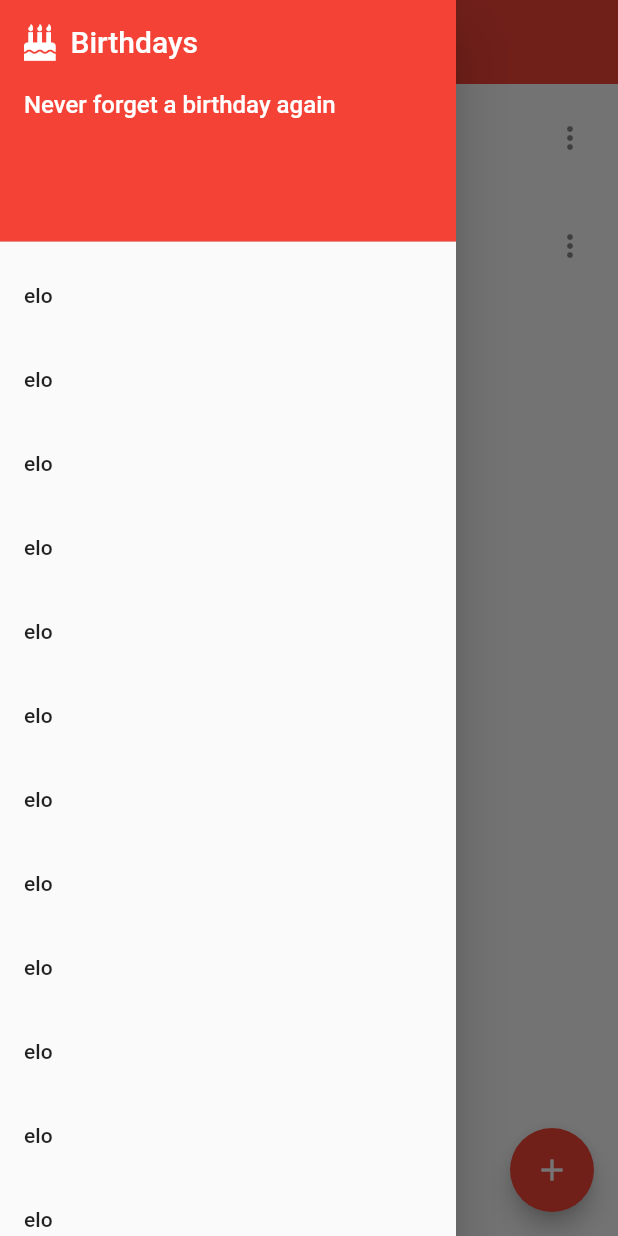
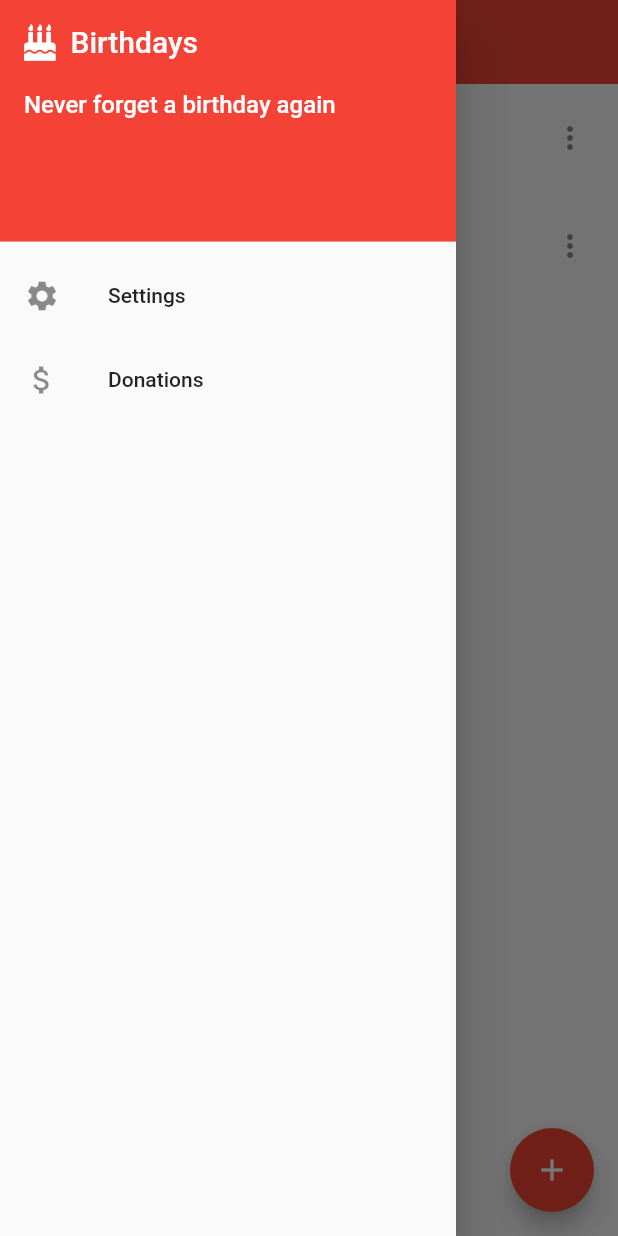
Before and after one commit to rijkdw/birthdays, a Flutter app: the screen it shows after launch, with the side drawer open, on a phone screen of 412 x 824 dp. Run offline on Flutter 3.47's test engine with Material 2 defaults, Android fonts, the phone set to English and light mode, and no system bars; our stand-ins replace font_awesome_flutter.

Commit message:
Expanded drawer

```diff
--- a/lib/components/appDrawer.dart
+++ b/lib/components/appDrawer.dart
@@ -1,15 +1,12 @@
+import 'package:birthdays/components/appDrawerItem.dart';
 import 'package:flutter/material.dart';
 import 'package:font_awesome_flutter/font_awesome_flutter.dart';
 
 class AppDrawer extends StatelessWidget {
   @override
   Widget build(BuildContext context) {
-    return Drawer(
-      child: SingleChildScrollView(
-        child: Column(
-          children: [
-            // the header with some text and an icon
-            DrawerHeader(
+
+    Widget drawerHeader = DrawerHeader(
       decoration: BoxDecoration(
         color: Theme.of(context).primaryColor,
       ),
@@ -49,12 +46,29 @@ class AppDrawer extends StatelessWidget {
           ],
         ),
       ),
-            ),
-            ...List.generate(100, (index) {
-              return ListTile(
-                title: Text("elo"),
     );
-            }),
+
+    Widget settingsItem = AppDrawerItem(
+      iconData: Icons.settings,
+      text: "Settings",
+      onTap: () {},
+    );
+
+    Widget supportItem = AppDrawerItem(
+      iconData: Icons.attach_money,
+      text: "Donations",
+      onTap: () {},
+    );
+
+    return Drawer(
+      child: SingleChildScrollView(
+        child: Column(
+          children: [
+            // the header with some text and an icon
+            drawerHeader,
+            // the menu items
+            settingsItem,
+            supportItem,
           ],
         ),
       ),
--- /dev/null
+++ b/lib/components/appDrawerItem.dart
@@ -0,0 +1,22 @@
+import 'package:flutter/material.dart';
+
+class AppDrawerItem extends StatelessWidget {
+  String text;
+  IconData iconData;
+  VoidCallback onTap;
+
+  AppDrawerItem({String text, IconData iconData, VoidCallback onTap}) {
+    this.text = text;
+    this.iconData = iconData;
+    this.onTap = onTap;
+  }
+
+  @override
+  Widget build(BuildContext context) {
+    return ListTile(
+      title: Text(this.text),
+      leading: Icon(this.iconData),
+      onTap: this.onTap,
+    );
+  }
+}
--- a/lib/components/birthdayList.dart
+++ b/lib/components/birthdayList.dart
@@ -2,8 +2,7 @@ import 'package:flutter/material.dart';
 import 'package:provider/provider.dart';
 
 import 'package:birthdays/components/birthdayTile.dart';
-import 'package:birthdays/objects/birthday.dart';
-import 'package:birthdays/objects/birthdayStore.dart';
+import 'package:birthdays/managers/birthdayStore.dart';
 
 class BirthdayList extends StatelessWidget {
   @override
--- a/lib/main.dart
+++ b/lib/main.dart
@@ -1,4 +1,4 @@
-import 'package:birthdays/objects/birthdayStore.dart';
+import 'package:birthdays/managers/birthdayStore.dart';
 import 'package:birthdays/screens/birthdayListScreen.dart';
 import 'package:flutter/material.dart';
 import 'package:provider/provider.dart';
```
Also changed, not shown: lib/managers/birthdayStore.dart (renamed from lib/objects/birthdayStore.dart), lib/managers/notificationManager.dart (added). Lines whose indentation alone changed are shown as unchanged.
